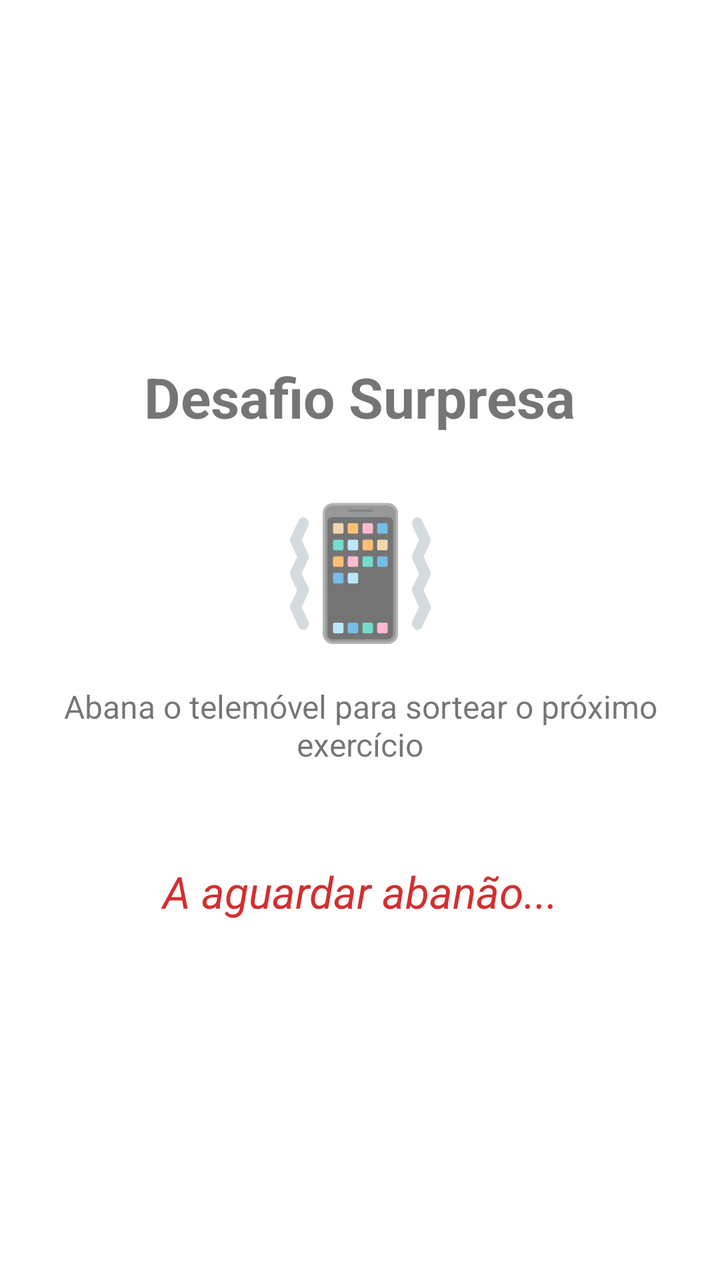
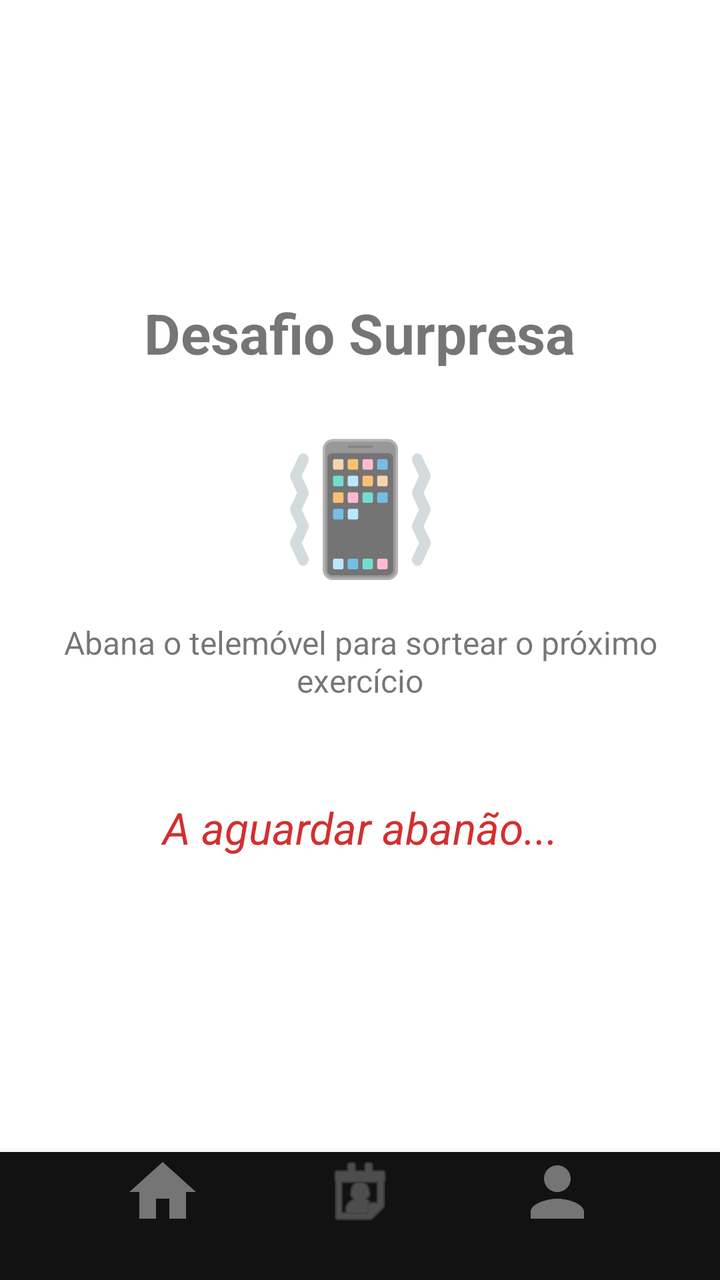

Compare the two renders of this Android layout. The source of the first and the diff that turns it into the second are given below.
<!-- AndroidManifest.xml: application theme Theme.DSSMV_ProjectDroid_1240908_1241237 -->
<!-- res/layout/activity_surpresa.xml -->
<?xml version="1.0" encoding="utf-8"?>
<androidx.constraintlayout.widget.ConstraintLayout
    xmlns:android="http://schemas.android.com/apk/res/android"
    xmlns:app="http://schemas.android.com/apk/res-auto"
    xmlns:tools="http://schemas.android.com/tools"
    android:layout_width="match_parent"
    android:layout_height="match_parent"
    android:padding="24dp"
    tools:context=".ui.surpresa.SurpresaActivity">

    <TextView
        android:id="@+id/tvTituloSurpresa"
        android:layout_width="wrap_content"
        android:layout_height="wrap_content"
        android:text="Desafio Surpresa"
        android:textSize="28sp"
        android:textStyle="bold"
        app:layout_constraintTop_toTopOf="parent"
        app:layout_constraintStart_toStartOf="parent"
        app:layout_constraintEnd_toEndOf="parent"
        app:layout_constraintBottom_toTopOf="@id/imgShake"
        app:layout_constraintVertical_chainStyle="packed" />

    <TextView
        android:id="@+id/imgShake"
        android:layout_width="wrap_content"
        android:layout_height="wrap_content"
        android:text="📳"
        android:textSize="64sp"
        android:layout_marginTop="24dp"
        app:layout_constraintTop_toBottomOf="@id/tvTituloSurpresa"
        app:layout_constraintStart_toStartOf="parent"
        app:layout_constraintEnd_toEndOf="parent"
        app:layout_constraintBottom_toTopOf="@id/tvInstrucoesSurpresa" />

    <TextView
        android:id="@+id/tvInstrucoesSurpresa"
        android:layout_width="0dp"
        android:layout_height="wrap_content"
        android:text="Abana o telemóvel para sortear o próximo exercício"
        android:textAlignment="center"
        android:textSize="16sp"
        android:layout_marginTop="16dp"
        app:layout_constraintTop_toBottomOf="@id/imgShake"
        app:layout_constraintStart_toStartOf="parent"
        app:layout_constraintEnd_toEndOf="parent"
        app:layout_constraintBottom_toTopOf="@id/tvDesafio" />

    <TextView
        android:id="@+id/tvDesafio"
        android:layout_width="0dp"
        android:layout_height="wrap_content"
        android:text="A aguardar abanão..."
        android:textAlignment="center"
        android:textSize="22sp"
        android:textStyle="italic"
        android:textColor="#D32F2F"
        android:layout_marginTop="48dp"
        app:layout_constraintTop_toBottomOf="@id/tvInstrucoesSurpresa"
        app:layout_constraintStart_toStartOf="parent"
        app:layout_constraintEnd_toEndOf="parent"
        app:layout_constraintBottom_toBottomOf="parent" />

</androidx.constraintlayout.widget.ConstraintLayout>
<!-- resources referenced by this layout -->
<resources>
  <style name="Theme.DSSMV_ProjectDroid_1240908_1241237" parent="Theme.MaterialComponents.DayNight.NoActionBar">        
          <item name="colorPrimary">@color/red_primary</item>
          <item name="colorPrimaryVariant">@color/red_dark</item>
          <item name="colorOnPrimary">@color/white</item>
          
          <item name="colorSecondary">@color/red_primary</item>
          <item name="colorSecondaryVariant">@color/red_dark</item>
          <item name="colorOnSecondary">@color/white</item>
          
          <item name="android:statusBarColor">?attr/colorPrimaryVariant</item>
          
      </style>
  <color name="red_primary">#D32F2F</color>
  <color name="red_dark">#9A0007</color>
  <color name="white">#FFFFFF</color>
</resources>

<!-- the commit's change to res/layout/activity_surpresa.xml (unified diff, before → after) -->
@@ -5,7 +5,6 @@
     xmlns:tools="http://schemas.android.com/tools"
     android:layout_width="match_parent"
     android:layout_height="match_parent"
-    android:padding="24dp"
     tools:context=".ui.surpresa.SurpresaActivity">
 
     <TextView
@@ -59,6 +58,59 @@
         app:layout_constraintTop_toBottomOf="@id/tvInstrucoesSurpresa"
         app:layout_constraintStart_toStartOf="parent"
         app:layout_constraintEnd_toEndOf="parent"
-        app:layout_constraintBottom_toBottomOf="parent" />
+        app:layout_constraintBottom_toTopOf="@id/barraInclude" />
+
+    <include
+        android:id="@+id/barraInclude"
+        layout="@layout/barra_inferior"
+        android:layout_width="match_parent"
+        android:layout_height="wrap_content"
+        app:layout_constraintBottom_toBottomOf="parent"
+        app:layout_constraintStart_toStartOf="parent"
+        app:layout_constraintEnd_toEndOf="parent" />
+
 
 </androidx.constraintlayout.widget.ConstraintLayout>
+<!-- res/layout/barra_inferior.xml (included above) -->
+<?xml version="1.0" encoding="utf-8"?>
+<LinearLayout
+    xmlns:android="http://schemas.android.com/apk/res/android"
+    xmlns:app="http://schemas.android.com/apk/res-auto"
+    android:id="@+id/barraNavegacao"
+    android:layout_width="match_parent"
+    android:layout_height="100dp"
+    android:background="@color/bg_dark"
+    android:elevation="8dp"
+    android:gravity="center_vertical"
+    android:paddingHorizontal="32dp"
+    android:paddingBottom="24dp">
+
+    <ImageView
+        android:id="@+id/icHome"
+        android:layout_width="0dp"
+        android:layout_height="40dp"
+        android:layout_weight="1"
+        android:src="@drawable/ic_home"
+        android:background="?attr/selectableItemBackgroundBorderless"
+        app:tint="@color/text_hint" />
+
+    <ImageView
+        android:id="@+id/icMinhasAulas"
+        android:layout_width="0dp"
+        android:layout_height="40dp"
+        android:layout_weight="1"
+        android:src="@android:drawable/ic_menu_my_calendar"
+        android:background="?attr/selectableItemBackgroundBorderless"
+        app:tint="@color/text_hint" />
+
+    <ImageView
+            android:id="@+id/btnNavPerfil"
+            android:layout_width="0dp"
+            android:layout_height="40dp"
+            android:layout_weight="1"
+            android:background="?attr/selectableItemBackgroundBorderless"
+            android:contentDescription="Perfil"
+            android:src="@drawable/ic_perfil"
+            app:tint="@color/text_hint"/>
+
+</LinearLayout>
<!-- resource entries referenced after the edit -->
@@ -1,5 +1,26 @@
 <!-- resources referenced by this layout -->
 <resources>
+  <color name="bg_dark">#121212</color>
+  <color name="text_hint">#757575</color>
+  <!-- drawable ic_home (drawable) -->
+  <vector xmlns:android="http://schemas.android.com/apk/res/android" android:height="24dp" android:tint="#000000" android:viewportHeight="24" android:viewportWidth="24" android:width="24dp">
+        
+      <path android:fillColor="@android:color/white" android:pathData="M10,20v-6h4v6h5v-8h3L12,3 2,12h3v8z"/>
+      
+  </vector>
+  <!-- drawable ic_perfil (drawable) -->
+  <vector xmlns:android="http://schemas.android.com/apk/res/android"
+          android:width="24dp"
+          android:height="24dp"
+          android:viewportWidth="24"
+          android:viewportHeight="24"
+          android:tint="#000000">
+  
+      <path
+              android:fillColor="@android:color/white"
+              android:pathData="M12,12c2.21,0 4-1.79 4-4s-1.79-4-4-4 -4,1.79-4,4 1.79,4 4,4zM12,14c-2.67,0-8,1.34-8,4v2h16v-2c0-2.66-5.33-4-8-4z"/>
+  
+  </vector>
   <style name="Theme.DSSMV_ProjectDroid_1240908_1241237" parent="Theme.MaterialComponents.DayNight.NoActionBar">        
           <item name="colorPrimary">@color/red_primary</item>
           <item name="colorPrimaryVariant">@color/red_dark</item>
